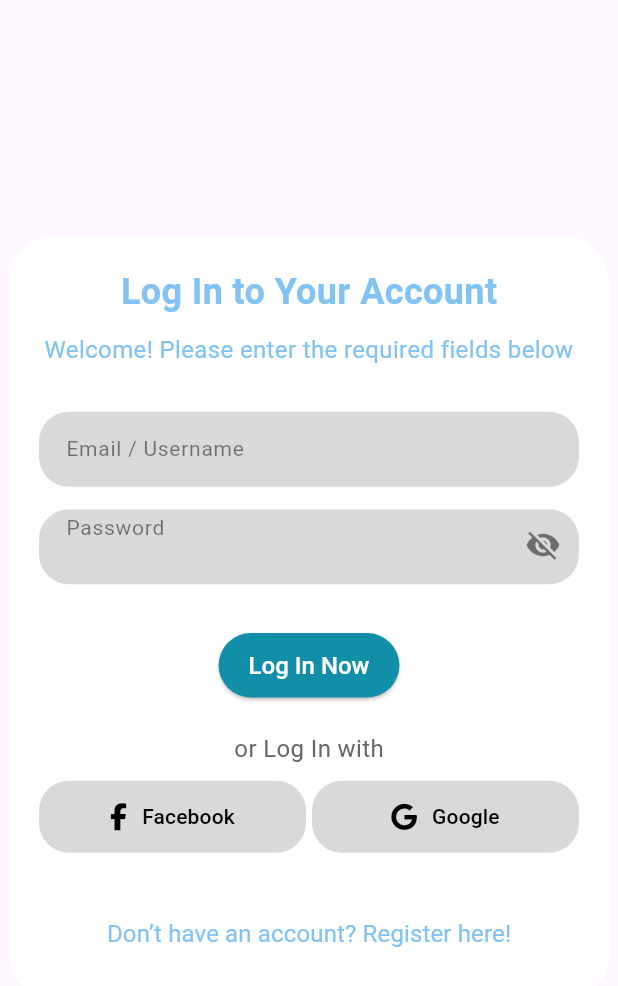
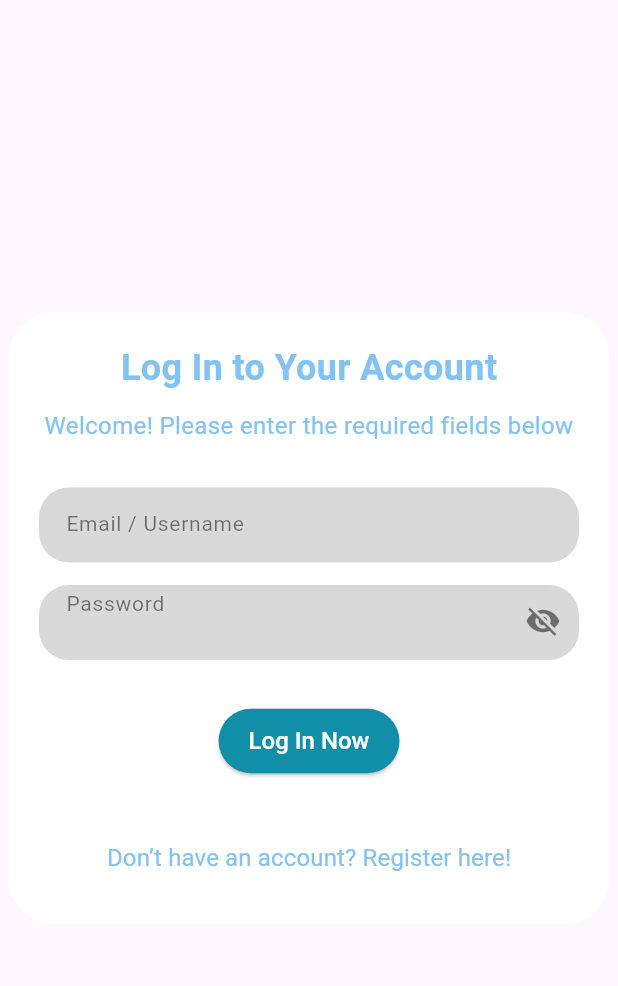
Before and after one commit to dimzkuy/repo-PPB-Team-4-Redesign-DANA, a Flutter app: the screen it shows after launch, after a tap on "Already have an account? Login here!", on a phone screen of 412 x 824 dp. Shown: the top 986 px of the screen. Run offline on Flutter 3.47's test engine with Material 3 defaults, Android fonts, the phone set to English and light mode, and no system bars; our stand-ins replace google_fonts; Roboto replaces fonts that are missing (Poppins).

Commit message:
Menghapus komponen yang tidak dibutuhkan

```diff
--- a/ppb_danaapp/lib/design_system/styles/button_systems.dart
+++ b/ppb_danaapp/lib/design_system/styles/button_systems.dart
@@ -1,5 +1,4 @@
 import 'package:flutter/material.dart';
-import 'package:font_awesome_flutter/font_awesome_flutter.dart';
 import 'custom_palette_colors.dart';
 import 'custom_typography.dart';
 
@@ -25,52 +24,6 @@ class ButtonSystems {
     );
   }
 
-  static Container customSocialButton({
-    required String label,
-    required String platform,
-    required VoidCallback onPressed,
-  }) {
-    IconData icon;
-    switch (platform.toLowerCase()) {
-      case 'facebook':
-        icon = FontAwesomeIcons.facebookF;
-        break;
-      case 'google':
-        icon = FontAwesomeIcons.google;
-        break;
-      default:
-        icon = FontAwesomeIcons.question;
-    }
-
-    return Container(
-      width: 160,
-      height: 48,
-      decoration: BoxDecoration(
-        color: CustomPaletteColors.inputFieldColor,
-        borderRadius: BorderRadius.circular(20),
-      ),
-      child: TextButton(
-        onPressed: onPressed,
-        child: Row(
-          mainAxisAlignment: MainAxisAlignment.center,
-          children: [
-            FaIcon(icon, color: Colors.black),
-            SizedBox(width: 10),
-            Text(
-              label,
-              style: TextStyle(
-                color: Colors.black,
-                fontSize: 14,
-                fontFamily: 'Poppins',
-                fontWeight: FontWeight.w500,
-              ),
-            ),
-          ],
-        ),
-      ),
-    );
-  }
-
   static TextButton customTextButton({
     required String label,
     required VoidCallback onPressed,
--- a/ppb_danaapp/lib/screens/login_screen.dart
+++ b/ppb_danaapp/lib/screens/login_screen.dart
@@ -53,41 +53,6 @@ class _LoginScreenState extends State<LoginScreen> {
                     onPressed: () {
                       // Action untuk log in
                     },
-                  ),
-                  SizedBox(height: 20),
-                  Text(
-                    'or Log In with',
-                    style: CustomTypography.bodyText1,
-                  ),
-                  SizedBox(height: 10),
-                  Row(
-                    mainAxisAlignment: MainAxisAlignment.spaceEvenly,
-                    children: [
-                      Expanded(
-                        child: Padding(
-                          padding: const EdgeInsets.only(right: 2.0),
-                          child: ButtonSystems.customSocialButton(
-                            label: 'Facebook',
-                            platform: 'facebook',
-                            onPressed: () {
-                              // Action untuk Facebook
-                            },
-                          ),
-                        ),
-                      ),
-                      Expanded(
-                        child: Padding(
-                          padding: const EdgeInsets.only(left: 2.0),
-                          child: ButtonSystems.customSocialButton(
-                            label: 'Google',
-                            platform: 'google',
-                            onPressed: () {
-                              // Action untuk Google
-                            },
-                          ),
-                        ),
-                      ),
-                    ],
                   ),
                   SizedBox(height: 30),
                   TextButton(
--- a/ppb_danaapp/lib/screens/register_screen.dart
+++ b/ppb_danaapp/lib/screens/register_screen.dart
@@ -59,41 +59,6 @@ class _RegisterPageState extends State<RegisterPage> {
                     },
                   ),
                   SizedBox(height: 20),
-                  Text(
-                    'or Create Account with',
-                    style: CustomTypography.bodyText1,
-                  ),
-                  SizedBox(height: 10),
-                  Row(
-                    mainAxisAlignment: MainAxisAlignment.spaceEvenly,
-                    children: [
-                      Expanded(
-                        child: Padding(
-                          padding: const EdgeInsets.only(right: 2.0),
-                          child: ButtonSystems.customSocialButton(
-                            label: 'Facebook',
-                            platform: 'facebook',
-                            onPressed: () {
-                              // Action untuk Facebook
-                            },
-                          ),
-                        ),
-                      ),
-                      Expanded(
-                        child: Padding(
-                          padding: const EdgeInsets.only(left: 2.0),
-                          child: ButtonSystems.customSocialButton(
-                            label: 'Google',
-                            platform: 'google',
-                            onPressed: () {
-                              // Action untuk Google
-                            },
-                          ),
-                        ),
-                      ),
-                    ],
-                  ),
-                  SizedBox(height: 30),
                   TextButton(
                     onPressed: () {
                       Navigator.of(context).push(
```
